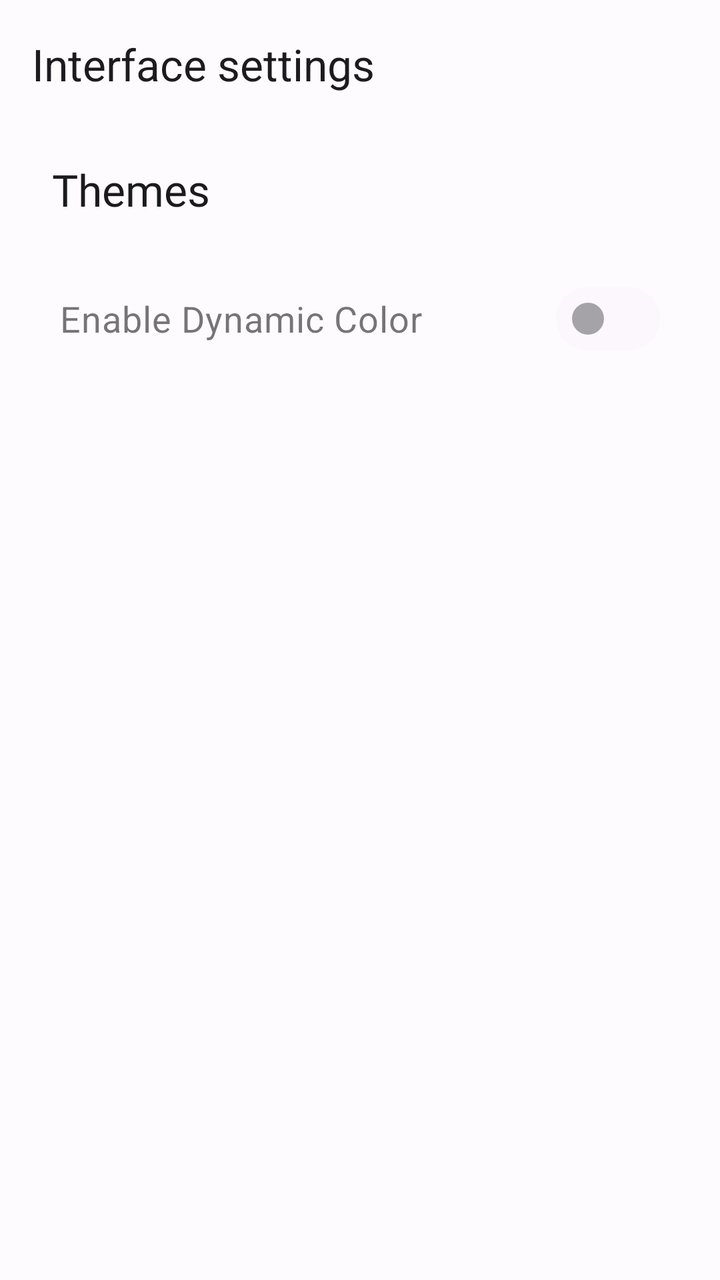
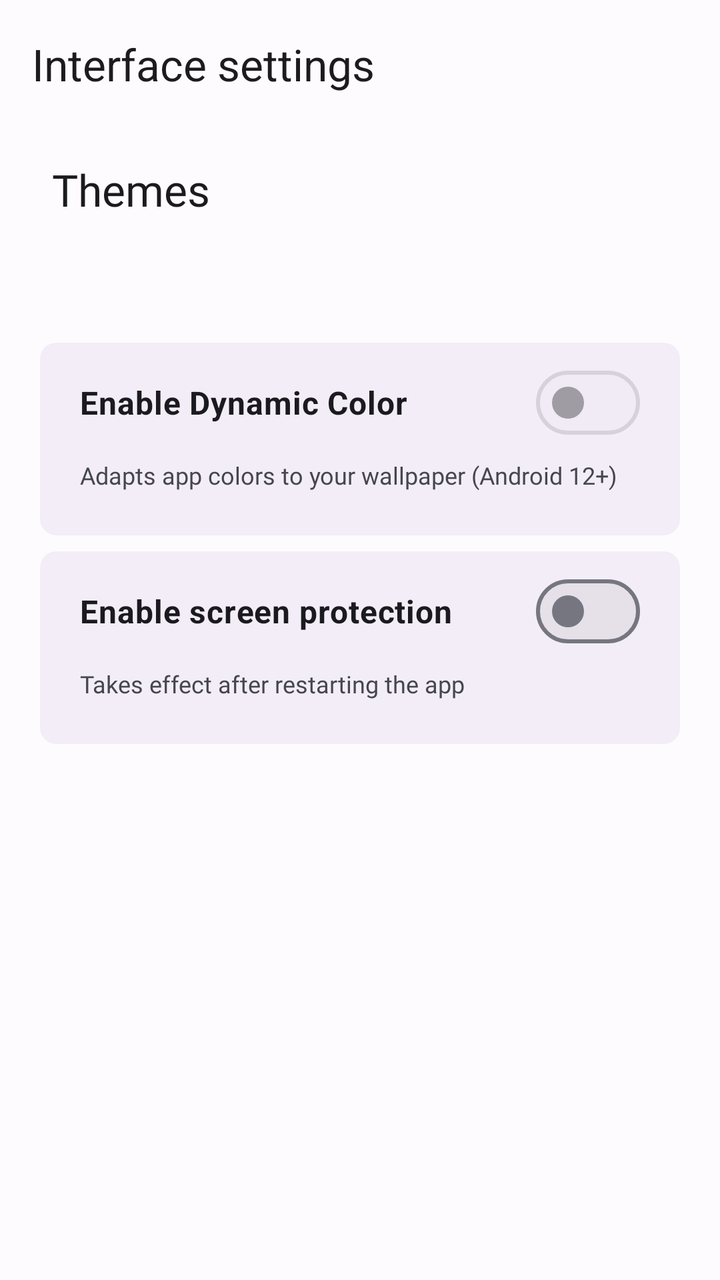

Compare the two renders of this Android layout. The source of the first and the diff that turns it into the second are given below.
<!-- AndroidManifest.xml: application theme DefaultTheme -->
<!-- res/layout/activity_theme.xml -->
<?xml version="1.0" encoding="utf-8"?>
<layout xmlns:android="http://schemas.android.com/apk/res/android"
    xmlns:app="http://schemas.android.com/apk/res-auto"
    xmlns:tools="http://schemas.android.com/tools">

    <LinearLayout
        android:id="@+id/activity_theme"
        android:layout_width="match_parent"
        android:layout_height="match_parent"
        android:orientation="vertical"
        android:background="?attr/colorSurface"
        android:fitsSystemWindows="true"
        tools:context=".ui.view.activity.ThemeActivity">

        <androidx.appcompat.widget.Toolbar
            android:id="@+id/toolbar"
            android:layout_width="match_parent"
            android:layout_height="?attr/actionBarSize"
            android:background="@android:color/transparent"
            app:title="@string/settingsInterface" />

        <LinearLayout
            android:layout_width="match_parent"
            android:layout_height="wrap_content"
            android:layout_marginVertical="10dp"
            android:layout_marginHorizontal="20dp"
            android:orientation="vertical">

                <TextView
                    android:id="@+id/titleTheme"
                    style="@style/paragraphText"
                    android:layout_width="wrap_content"
                    android:layout_height="wrap_content"
                    android:layout_gravity="bottom|start"
                    android:padding="6dp"
                    android:text="@string/themes" />


            <androidx.recyclerview.widget.RecyclerView
                android:id="@+id/themes"
                android:layout_marginVertical="10dp"
                android:layout_width="match_parent"
                android:layout_height="wrap_content"
                android:overScrollMode="never" />


            <com.google.android.material.materialswitch.MaterialSwitch
                android:id="@+id/dynamicColor"
                android:layout_width="match_parent"
                android:layout_height="wrap_content"
                app:trackDecoration="@null"
                android:enabled="false"
                android:textSize="18sp"
                android:padding="10dp"
                android:text="@string/onDynamicColor" />
        </LinearLayout>

    </LinearLayout>
</layout>
<!-- resources referenced by this layout -->
<resources>
  <string name="onDynamicColor">Enable Dynamic Color</string>
  <string name="settingsInterface">Interface settings</string>
  <string name="themes">Themes</string>
  <style name="paragraphText">
          <item name="fontFamily">@font/railway_medium</item>
          <item name="android:textColor">?attr/colorOnBackground</item>
          <item name="android:textSize">22sp</item>
      </style>
  <style name="themeBaseLight" parent="Theme.Material3.Light.NoActionBar">
          <item name="android:statusBarColor">?android:colorBackground</item>
          <item name="android:windowLightStatusBar">?attr/isLightTheme</item>
          <item name="android:navigationBarColor">@android:color/transparent</item>
          <item name="android:windowActivityTransitions">true</item>
      </style>
  <color name="default_theme_light_primary">#4758A9</color>
  <color name="default_theme_light_onPrimary">#FFFFFF</color>
  <color name="default_theme_light_primaryContainer">#DDE1FF</color>
  <color name="default_theme_light_onPrimaryContainer">#001257</color>
  <color name="default_theme_light_secondary">#5A5D72</color>
  <color name="default_theme_light_onSecondary">#FFFFFF</color>
  <color name="default_theme_light_secondaryContainer">#DFE1F9</color>
  <color name="default_theme_light_onSecondaryContainer">#171B2C</color>
  <color name="default_theme_light_tertiary">#76546E</color>
  <color name="default_theme_light_onTertiary">#FFFFFF</color>
  <color name="default_theme_light_tertiaryContainer">#FFD7F3</color>
  <color name="default_theme_light_onTertiaryContainer">#2D1228</color>
  <color name="default_theme_light_error">#BA1A1A</color>
  <color name="default_theme_light_errorContainer">#FFDAD6</color>
  <color name="default_theme_light_onError">#FFFFFF</color>
  <color name="default_theme_light_onErrorContainer">#410002</color>
  <color name="default_theme_light_background">#FEFBFF</color>
  <color name="default_theme_light_onBackground">#1B1B1F</color>
  <color name="default_theme_light_surface">#FEFBFF</color>
  <color name="default_theme_light_onSurface">#1B1B1F</color>
  <color name="default_theme_light_surfaceVariant">#E3E1EC</color>
  <color name="default_theme_light_onSurfaceVariant">#45464F</color>
  <color name="default_theme_light_outline">#767680</color>
  <color name="default_theme_light_inverseOnSurface">#F3F0F4</color>
  <color name="default_theme_light_inverseSurface">#303034</color>
  <color name="default_theme_light_surfaceTint">#4758A9</color>
  <color name="default_theme_light_inversePrimary">#B9C3FF</color>
  <!-- unchanged entries left out for length: 1 -->
</resources>

<!-- the commit's change to res/layout/activity_theme.xml (unified diff, before → after) -->
@@ -43,16 +43,103 @@
                 android:layout_height="wrap_content"
                 android:overScrollMode="never" />
 
+            <View
+                android:layout_width="match_parent"
+                android:layout_height="20dp"/>
 
-            <com.google.android.material.materialswitch.MaterialSwitch
-                android:id="@+id/dynamicColor"
+            
+            <com.google.android.material.card.MaterialCardView
+                android:id="@+id/dynamicColorCard"
                 android:layout_width="match_parent"
                 android:layout_height="wrap_content"
-                app:trackDecoration="@null"
-                android:enabled="false"
-                android:textSize="18sp"
-                android:padding="10dp"
-                android:text="@string/onDynamicColor" />
+                android:layout_marginTop="16dp"
+                app:cardCornerRadius="8dp"
+                app:cardElevation="0dp"
+                app:strokeWidth="0dp"
+                app:cardBackgroundColor="?attr/colorSurfaceContainer">
+
+                <LinearLayout
+                    android:layout_width="match_parent"
+                    android:layout_height="wrap_content"
+                    android:orientation="vertical">
+
+                    <com.google.android.material.materialswitch.MaterialSwitch
+                        android:id="@+id/dynamicColor"
+                        android:layout_width="match_parent"
+                        android:layout_height="wrap_content"
+                        android:enabled="false"
+                        android:textSize="16sp"
+                        android:paddingStart="20dp"
+                        android:paddingEnd="20dp"
+                        android:paddingTop="16dp"
+                        android:paddingBottom="4dp"
+                        android:text="@string/onDynamicColor"
+                        android:textStyle="bold"
+                        android:textColor="?attr/colorOnSurface" />
+
+                    <TextView
+                        android:id="@+id/dynamicColorDescription"
+                        android:layout_width="wrap_content"
+                        android:layout_height="wrap_content"
+                        android:layout_marginTop="10dp"
+                        android:layout_marginStart="20dp"
+                        android:layout_marginEnd="20dp"
+                        android:layout_marginBottom="22dp"
+                        android:text="@string/onDynamicColorDescription"
+                        android:textColor="?attr/colorOnSurfaceVariant"
+                        android:textSize="12sp"
+                        android:fontFamily="@font/railway_medium" />
+
+                </LinearLayout>
+
+            </com.google.android.material.card.MaterialCardView>
+
+            
+            <com.google.android.material.card.MaterialCardView
+                android:id="@+id/screenProtectionCard"
+                android:layout_width="match_parent"
+                android:layout_height="wrap_content"
+                android:layout_marginTop="8dp"
+                app:cardCornerRadius="8dp"
+                app:cardElevation="0dp"
+                app:strokeWidth="0dp"
+                app:cardBackgroundColor="?attr/colorSurfaceContainer">
+
+                <LinearLayout
+                    android:layout_width="match_parent"
+                    android:layout_height="wrap_content"
+                    android:orientation="vertical">
+
+                    <com.google.android.material.materialswitch.MaterialSwitch
+                        android:id="@+id/screenProtection"
+                        android:layout_width="match_parent"
+                        android:layout_height="wrap_content"
+                        android:textSize="16sp"
+                        android:paddingStart="20dp"
+                        android:paddingEnd="20dp"
+                        android:paddingTop="16dp"
+                        android:paddingBottom="4dp"
+
+                        android:textStyle="bold"
+                        android:text="@string/onScreenProtection"
+                        android:textColor="?attr/colorOnSurface" />
+
+                    <TextView
+                        android:id="@+id/screenProtectionDescription"
+                        android:layout_width="wrap_content"
+                        android:layout_height="wrap_content"
+                        android:layout_marginTop="10dp"
+                        android:layout_marginStart="20dp"
+                        android:layout_marginEnd="20dp"
+                        android:layout_marginBottom="22dp"
+                        android:text="@string/onScreenProtectionDescription"
+                        android:textColor="?attr/colorOnSurfaceVariant"
+                        android:textSize="12sp"
+                        android:fontFamily="@font/railway_medium" />
+
+                </LinearLayout>
+
+            </com.google.android.material.card.MaterialCardView>
         </LinearLayout>
 
     </LinearLayout>
<!-- resource entries referenced after the edit -->
@@ -1,6 +1,9 @@
 <!-- resources referenced by this layout -->
 <resources>
   <string name="onDynamicColor">Enable Dynamic Color</string>
+  <string name="onDynamicColorDescription">Adapts app colors to your wallpaper (Android 12+)</string>
+  <string name="onScreenProtection">Enable screen protection</string>
+  <string name="onScreenProtectionDescription">Takes effect after restarting the app</string>
   <string name="settingsInterface">Interface settings</string>
   <string name="themes">Themes</string>
   <style name="paragraphText">
